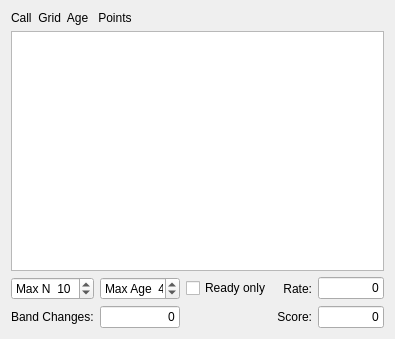
Before: the Qt Designer form widgets/activeStations.ui in RaspSDR/wsjtx, drawn with Qt 5.
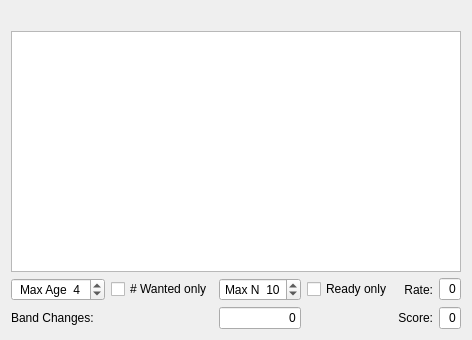
After: the same form once the commit is applied.

```diff
--- a/widgets/activeStations.ui
+++ b/widgets/activeStations.ui
@@ -6,8 +6,8 @@
    <rect>
     <x>0</x>
     <y>0</y>
-    <width>395</width>
-    <height>339</height>
+    <width>400</width>
+    <height>340</height>
    </rect>
   </property>
   <property name="windowTitle">
@@ -17,32 +17,30 @@
    <item>
     <layout class="QGridLayout" name="gridLayout">
      <item row="2" column="0">
-      <layout class="QGridLayout" name="gridLayout_2">
-       <item row="0" column="0">
-        <widget class="QSpinBox" name="sbMaxRecent">
-         <property name="sizePolicy">
-          <sizepolicy hsizetype="Expanding" vsizetype="Fixed">
-           <horstretch>0</horstretch>
-           <verstretch>0</verstretch>
-          </sizepolicy>
+      <layout class="QGridLayout" name="gridLayout_2" columnstretch="1,0,1,0,0,1">
+       <item row="1" column="0">
+        <widget class="QLabel" name="label_3">
+         <property name="text">
+          <string>Band Changes:</string>
          </property>
-         <property name="minimumSize">
-          <size>
-           <width>80</width>
-           <height>0</height>
-          </size>
+         <property name="alignment">
+          <set>Qt::AlignLeading|Qt::AlignLeft|Qt::AlignVCenter</set>
          </property>
+        </widget>
+       </item>
+       <item row="1" column="5">
+        <widget class="QLineEdit" name="score">
          <property name="toolTip">
           <string>&lt;html&gt;&lt;head/&gt;&lt;body&gt;&lt;p&gt;Set maximum number of displayed lines.&lt;/p&gt;&lt;/body&gt;&lt;/html&gt;</string>
          </property>
-         <property name="prefix">
-          <string>Max N  </string>
+         <property name="text">
+          <string>0</string>
          </property>
-         <property name="maximum">
-          <number>50</number>
+         <property name="alignment">
+          <set>Qt::AlignRight|Qt::AlignTrailing|Qt::AlignVCenter</set>
          </property>
-         <property name="value">
-          <number>10</number>
+         <property name="readOnly">
+          <bool>true</bool>
          </property>
         </widget>
        </item>
@@ -68,34 +66,23 @@
          </property>
         </widget>
        </item>
-       <item row="0" column="2">
-        <widget class="QSpinBox" name="sbMaxAge">
-         <property name="sizePolicy">
-          <sizepolicy hsizetype="Expanding" vsizetype="Fixed">
-           <horstretch>0</horstretch>
-           <verstretch>0</verstretch>
-          </sizepolicy>
-         </property>
-         <property name="minimumSize">
-          <size>
-           <width>80</width>
-           <height>0</height>
-          </size>
-         </property>
+       <item row="0" column="3">
+        <widget class="QCheckBox" name="cbReadyOnly">
          <property name="toolTip">
           <string>&lt;html&gt;&lt;head/&gt;&lt;body&gt;&lt;p&gt;Set maximum elapsed number of T/R sequences.&lt;/p&gt;&lt;/body&gt;&lt;/html&gt;</string>
          </property>
-         <property name="prefix">
-          <string>Max Age  </string>
+         <property name="text">
+          <string>Ready only</string>
          </property>
-         <property name="minimum">
-          <number>0</number>
+        </widget>
+       </item>
+       <item row="0" column="1">
+        <widget class="QCheckBox" name="cbWantedOnly">
+         <property name="visible">
+          <bool>false</bool>
          </property>
-         <property name="maximum">
-          <number>10</number>
-         </property>
-         <property name="value">
-          <number>4</number>
+         <property name="text">
+          <string># Wanted only</string>
          </property>
         </widget>
        </item>
@@ -119,39 +106,74 @@
          </property>
         </widget>
        </item>
-       <item row="1" column="5">
-        <widget class="QLineEdit" name="score">
-         <property name="toolTip">
-          <string>&lt;html&gt;&lt;head/&gt;&lt;body&gt;&lt;p&gt;Total score accumulated since most recent reset of Cabrillo log.&lt;/p&gt;&lt;/body&gt;&lt;/html&gt;</string>
+       <item row="0" column="0">
+        <widget class="QSpinBox" name="sbMaxAge">
+         <property name="sizePolicy">
+          <sizepolicy hsizetype="Expanding" vsizetype="Fixed">
+           <horstretch>0</horstretch>
+           <verstretch>0</verstretch>
+          </sizepolicy>
          </property>
-         <property name="text">
-          <string>0</string>
+         <property name="minimumSize">
+          <size>
+           <width>0</width>
+           <height>0</height>
+          </size>
          </property>
+         <property name="maximumSize">
+          <size>
+           <width>16777215</width>
+           <height>16777215</height>
+          </size>
+         </property>
+         <property name="toolTip">
+          <string>&lt;html&gt;&lt;head/&gt;&lt;body&gt;&lt;p&gt;Set maximum elapsed number of T/R sequences.&lt;/p&gt;&lt;/body&gt;&lt;/html&gt;</string>
+         </property>
          <property name="alignment">
-          <set>Qt::AlignRight|Qt::AlignTrailing|Qt::AlignVCenter</set>
+          <set>Qt::AlignCenter</set>
          </property>
-         <property name="readOnly">
-          <bool>true</bool>
+         <property name="prefix">
+          <string>Max Age  </string>
          </property>
-        </widget>
-       </item>
-       <item row="0" column="3">
-        <widget class="QCheckBox" name="cbReadyOnly">
-         <property name="toolTip">
-          <string>&lt;html&gt;&lt;head/&gt;&lt;body&gt;&lt;p&gt;Check tis box to show only stations ready to be called.&lt;/p&gt;&lt;/body&gt;&lt;/html&gt;</string>
+         <property name="minimum">
+          <number>0</number>
          </property>
-         <property name="text">
-          <string>Ready only</string>
+         <property name="maximum">
+          <number>60</number>
          </property>
+         <property name="value">
+          <number>4</number>
+         </property>
         </widget>
        </item>
-       <item row="1" column="0">
-        <widget class="QLabel" name="label_3">
-         <property name="text">
-          <string>Band Changes:</string>
+       <item row="0" column="2">
+        <widget class="QSpinBox" name="sbMaxRecent">
+         <property name="sizePolicy">
+          <sizepolicy hsizetype="Expanding" vsizetype="Fixed">
+           <horstretch>0</horstretch>
+           <verstretch>0</verstretch>
+          </sizepolicy>
          </property>
+         <property name="minimumSize">
+          <size>
+           <width>0</width>
+           <height>0</height>
+          </size>
+         </property>
+         <property name="toolTip">
+          <string>&lt;html&gt;&lt;head/&gt;&lt;body&gt;&lt;p&gt;Set maximum number of displayed lines.&lt;/p&gt;&lt;/body&gt;&lt;/html&gt;</string>
+         </property>
          <property name="alignment">
-          <set>Qt::AlignLeading|Qt::AlignLeft|Qt::AlignVCenter</set>
+          <set>Qt::AlignCenter</set>
+         </property>
+         <property name="prefix">
+          <string>Max N  </string>
+         </property>
+         <property name="maximum">
+          <number>50</number>
+         </property>
+         <property name="value">
+          <number>10</number>
          </property>
         </widget>
        </item>
@@ -189,7 +211,7 @@
      <item row="0" column="0">
       <widget class="QLabel" name="header_label2">
        <property name="text">
-        <string>Call  Grid  Age   Points</string>
+        <string/>
        </property>
       </widget>
      </item>
```
Left out of the diff: 6 changed lines with no effect on the pictures.
